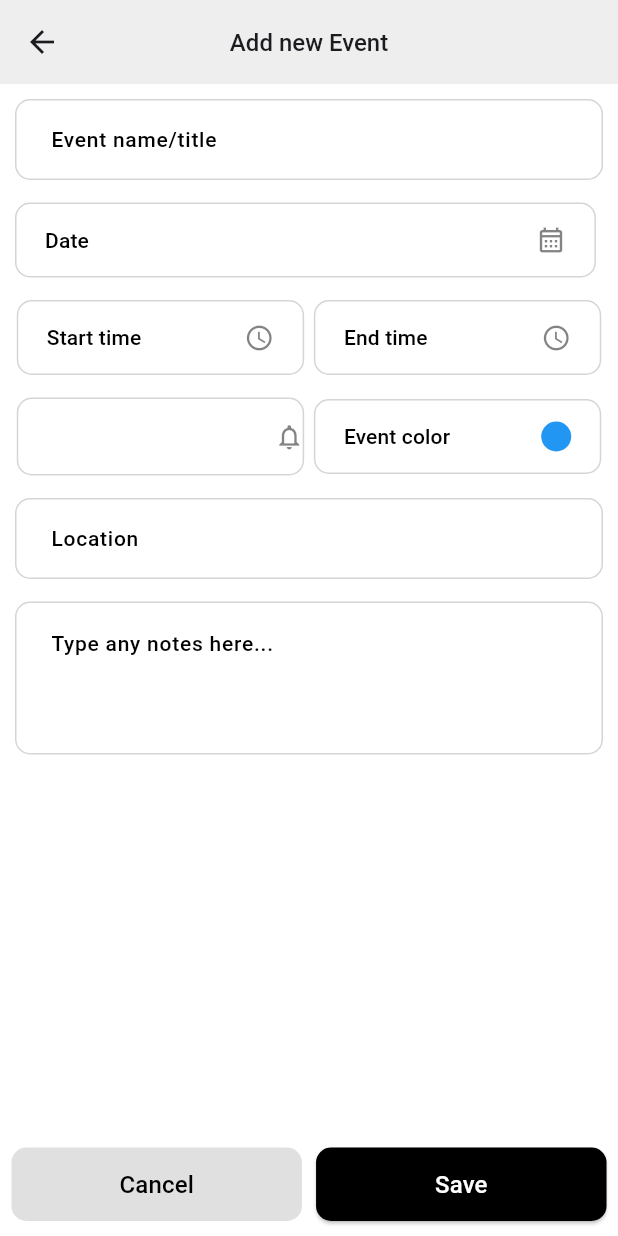
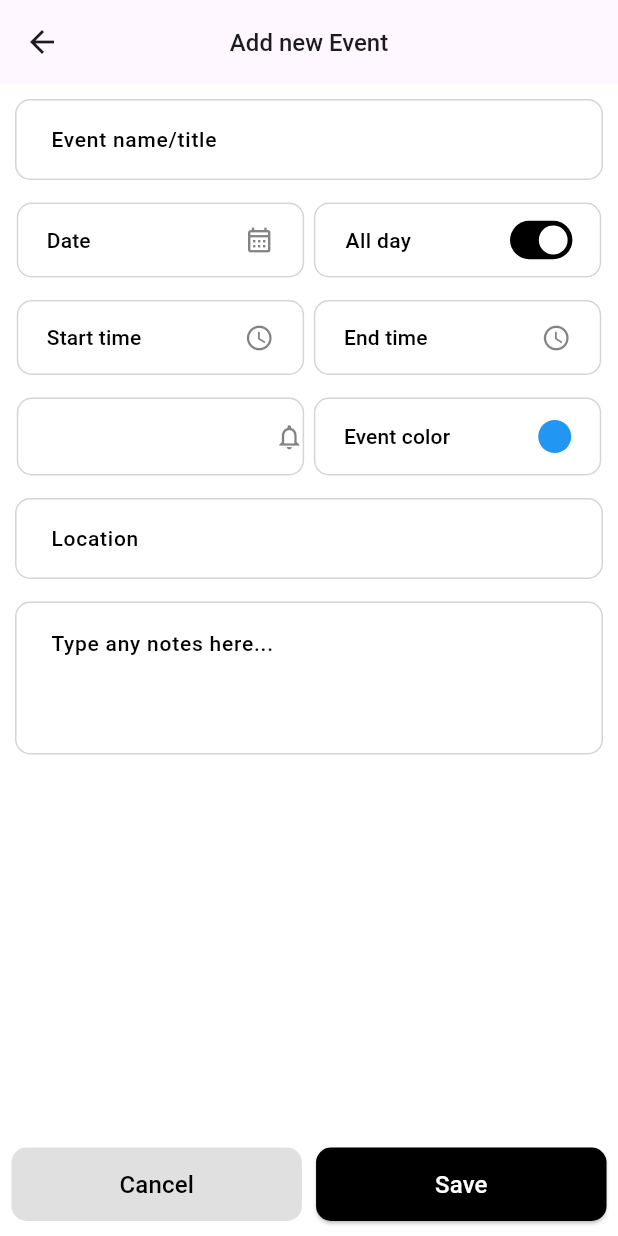
Before and after one commit to joharkhan99/quickcal, a Flutter app: the CreateTaskPage screen opened by its route, on a phone screen of 412 x 824 dp. Run offline on Flutter 3.47's test engine with Material 3 defaults, Android fonts, the phone set to English and light mode, and no system bars.

Commit message:
Update UI elements in addtask and create_task_page

```diff
--- a/lib/components/addtask/event_color_field.dart
+++ b/lib/components/addtask/event_color_field.dart
@@ -34,8 +34,8 @@ class EventColorField extends StatelessWidget {
                   style: TextStyle(color: Colors.black, fontSize: 14, fontWeight: FontWeight.w500),
                 ),
                 Container(
-                  width: 20,
-                  height: 20,
+                  width: 22,
+                  height: 22,
                   decoration: BoxDecoration(
                     color: Colors.blue,
                     borderRadius: BorderRadius.circular(50),
--- a/lib/components/addtask/event_date_field.dart
+++ b/lib/components/addtask/event_date_field.dart
@@ -9,7 +9,7 @@ class DateField extends StatelessWidget {
       mainAxisAlignment: MainAxisAlignment.spaceBetween,
       children: [
         SizedBox(
-          width: MediaQuery.of(context).size.width * 0.94,
+          width: MediaQuery.of(context).size.width * 0.465,
           child: ElevatedButton(
             onPressed: () {
               Navigator.pop(context);
--- /dev/null
+++ b/lib/components/addtask/event_reminder_field.dart
@@ -0,0 +1,76 @@
+import 'package:flutter/material.dart';
+
+class EventReminderField extends StatelessWidget {
+  Function changeReminderSwitch;
+  bool light;
+  EventReminderField({super.key, required this.changeReminderSwitch, required this.light});
+
+  @override
+  Widget build(BuildContext context) {
+    return Row(
+      mainAxisAlignment: MainAxisAlignment.spaceBetween,
+      children: [
+        SizedBox(
+          width: MediaQuery.of(context).size.width * 0.465,
+          child: Container(
+            // onPressed: () {
+            //   Navigator.pop(context);
+            // },
+            // style: ElevatedButton.styleFrom(
+            //   padding: const EdgeInsets.symmetric(vertical: 15, horizontal: 20),
+            //   backgroundColor: Colors.white,
+            //   foregroundColor: Colors.white,
+            //   shadowColor: Colors.white,
+            //   shape: RoundedRectangleBorder(
+            //     borderRadius: BorderRadius.circular(10),
+            //   ),
+            //   elevation: 0,
+            //   alignment: Alignment.centerLeft,
+            //   side: const BorderSide(color: Color.fromARGB(50, 46, 43, 45), width: 1),
+            // ),
+
+            // container style
+            // padding: const EdgeInsets.symmetric(vertical: 0, horizontal: 20),
+            padding: const EdgeInsets.only(left: 20, right: 15),
+            decoration: BoxDecoration(
+              color: Colors.white,
+              borderRadius: BorderRadius.circular(10),
+              border: Border.all(color: const Color.fromARGB(50, 46, 43, 45), width: 1),
+            ),
+            alignment: Alignment.centerLeft,
+            // elevation: 0,
+
+            child: Row(
+              mainAxisAlignment: MainAxisAlignment.spaceBetween,
+              children: [
+                const Text(
+                  'All day',
+                  style: TextStyle(color: Colors.black, fontSize: 14, fontWeight: FontWeight.w500),
+                ),
+                SizedBox(
+                  // width: 150,
+                  // height: 22,
+                  child: FittedBox(
+                    fit: BoxFit.fill,
+                    child: Transform.scale(
+                      scale: 0.8,
+                      alignment: Alignment.centerRight,
+                      child: Switch(
+                        inactiveThumbColor: Colors.black,
+                        inactiveTrackColor: Colors.grey.shade300,
+                        activeColor: Colors.white,
+                        activeTrackColor: Colors.black,
+                        value: light,
+                        onChanged: (bool value) => changeReminderSwitch(value),
+                      ),
+                    ),
+                  ),
+                ),
+              ],
+            ),
+          ),
+        ),
+      ],
+    );
+  }
+}
--- a/lib/pages/create_task_page.dart
+++ b/lib/pages/create_task_page.dart
@@ -7,6 +7,7 @@ import 'package:quickcal/components/addtask/event_location_field.dart';
 import 'package:quickcal/components/addtask/event_name_field.dart';
 import 'package:quickcal/components/addtask/event_notes_field.dart';
 import 'package:quickcal/components/addtask/event_notify_field.dart';
+import 'package:quickcal/components/addtask/event_reminder_field.dart';
 import 'package:quickcal/components/addtask/event_start_time_field.dart';
 
 class CreateTaskPage extends StatefulWidget {
@@ -17,6 +18,14 @@ class CreateTaskPage extends StatefulWidget {
 }
 
 class _CreateTaskPageState extends State<CreateTaskPage> {
+  bool light = true;
+
+  void changeReminderSwitch(bool value) {
+    setState(() {
+      light = value;
+    });
+  }
+
   @override
   Widget build(BuildContext context) {
     return Scaffold(
@@ -30,7 +39,7 @@ class _CreateTaskPageState extends State<CreateTaskPage> {
           ),
         ),
         centerTitle: true,
-        backgroundColor: Colors.grey.shade200,
+        // backgroundColor: Colors.grey.shade200,
       ),
       body: Column(
         children: [
@@ -43,7 +52,15 @@ class _CreateTaskPageState extends State<CreateTaskPage> {
                   children: [
                     const EventNameField(),
                     const SizedBox(height: 15),
-                    const DateField(),
+                    Row(
+                      mainAxisAlignment: MainAxisAlignment.spaceEvenly,
+                      crossAxisAlignment: CrossAxisAlignment.center,
+                      children: [
+                        const DateField(),
+                        SizedBox(width: MediaQuery.of(context).size.width * 0.01),
+                        EventReminderField(changeReminderSwitch: changeReminderSwitch, light: light),
+                      ],
+                    ),
                     const SizedBox(height: 15),
                     Row(
                       mainAxisAlignment: MainAxisAlignment.spaceEvenly,
```
